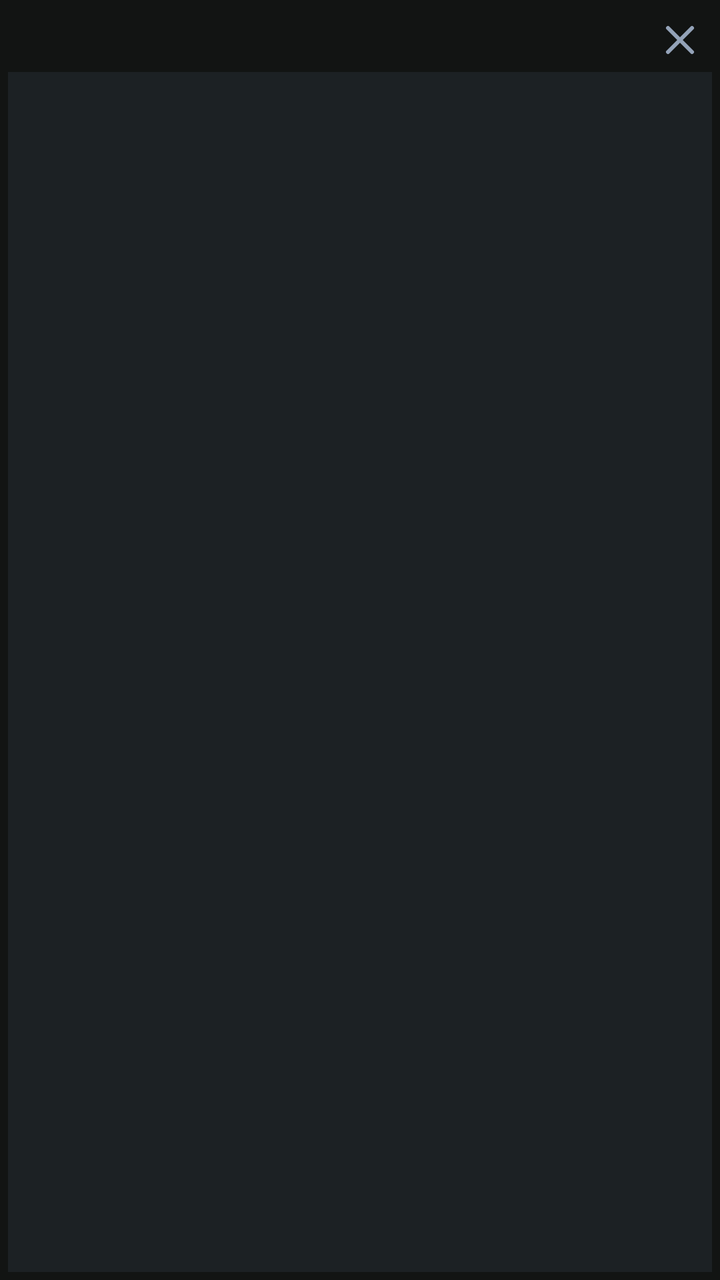
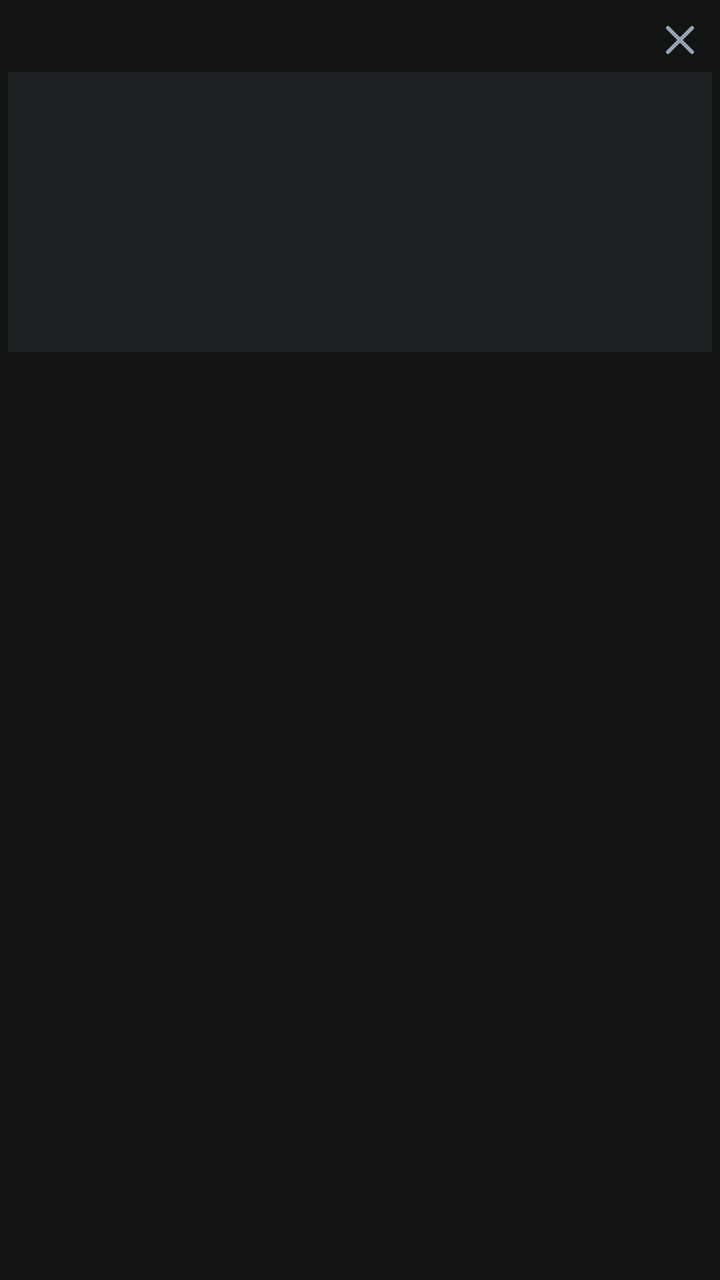

Before-and-after screenshots of an Android layout around one commit, followed by the original layout XML and the change that was made.
<!-- AndroidManifest.xml: application theme AppTheme -->
<!-- res/layout/item_tab_grid.xml -->
<?xml version="1.0" encoding="utf-8"?>
<LinearLayout xmlns:android="http://schemas.android.com/apk/res/android"
    android:layout_width="match_parent"
    android:layout_height="180dp"
    android:orientation="vertical"
    android:padding="4dp">

    <RelativeLayout
        android:layout_width="match_parent"
        android:layout_height="32dp"
        android:paddingStart="8dp"
        android:paddingEnd="4dp">
        <TextView
            android:id="@+id/gridTabTitle"
            android:layout_width="wrap_content"
            android:layout_height="wrap_content"
            android:layout_centerVertical="true"
            android:ellipsize="end"
            android:maxLines="1"
            android:textColor="@color/text_high_emphasis"
            android:textSize="12sp"
            android:layout_toStartOf="@id/btnGridCloseTab"/>
        <ImageButton
            android:id="@+id/btnGridCloseTab"
            android:layout_width="24dp"
            android:layout_height="24dp"
            android:layout_alignParentEnd="true"
            android:layout_centerVertical="true"
            android:background="?android:attr/selectableItemBackgroundBorderless"
            android:src="@drawable/ic_area_51"
            android:tint="@color/text_medium_emphasis" />
    </RelativeLayout>

    <ImageView
        android:id="@+id/gridTabPreview"
        android:layout_width="match_parent"
        android:layout_height="0dp"
        android:layout_weight="1"
        android:scaleType="centerCrop"
        android:background="@color/surface_dark" />
</LinearLayout>
<!-- resources referenced by this layout -->
<resources>
  <color name="surface_dark">#1C2124</color>
  <color name="text_high_emphasis">#E2E8F0</color>
  <color name="text_medium_emphasis">#94A3B8</color>
  <!-- drawable ic_area_51 (drawable) -->
  <?xml version="1.0" encoding="utf-8"?>
  <vector xmlns:android="http://schemas.android.com/apk/res/android"
      android:width="24dp"
      android:height="24dp"
      android:viewportWidth="24"
      android:viewportHeight="24">
      
      <path
          android:fillColor="#ffffff"
          android:strokeColor="#FFFFFF"
          android:strokeWidth="2"
          android:strokeLineCap="round"
          android:pathData="M6 6l12 12M18 6L6 18" />
  </vector>
  <style name="AppTheme" parent="@android:style/Theme.Material.NoActionBar">
          <item name="android:windowBackground">@color/background_dark</item>
          <item name="android:colorBackground">@color/background_dark</item>
          <item name="android:backgroundDimAmount">0.6</item>
  
          <item name="android:textColor">@color/text_high_emphasis</item>
          <item name="android:textColorPrimary">@color/text_high_emphasis</item>
          <item name="android:textColorSecondary">@color/text_medium_emphasis</item>
          <item name="android:textColorHint">@color/text_medium_emphasis</item>
          <item name="android:editTextColor">@color/text_high_emphasis</item>
  
          <item name="android:colorAccent">@color/accent_primary</item>
          <item name="android:colorControlActivated">@color/accent_primary</item>
          <item name="android:colorControlNormal">@color/surface_variant</item>
          <item name="android:colorControlHighlight">@color/accent_secondary</item>
      </style>
  <color name="background_dark">#121413</color>
  <color name="accent_primary">#BAC9D0</color>
  <color name="surface_variant">#2C3540</color>
  <color name="accent_secondary">#1A2530</color>
</resources>

<!-- the commit's change to res/layout/item_tab_grid.xml (unified diff, before → after) -->
@@ -1,7 +1,7 @@
 <?xml version="1.0" encoding="utf-8"?>
 <LinearLayout xmlns:android="http://schemas.android.com/apk/res/android"
     android:layout_width="match_parent"
-    android:layout_height="180dp"
+    android:layout_height="wrap_content"
     android:orientation="vertical"
     android:padding="4dp">
 
@@ -34,8 +34,7 @@
     <ImageView
         android:id="@+id/gridTabPreview"
         android:layout_width="match_parent"
-        android:layout_height="0dp"
-        android:layout_weight="1"
+        android:layout_height="140dp"
         android:scaleType="centerCrop"
         android:background="@color/surface_dark" />
 </LinearLayout>
